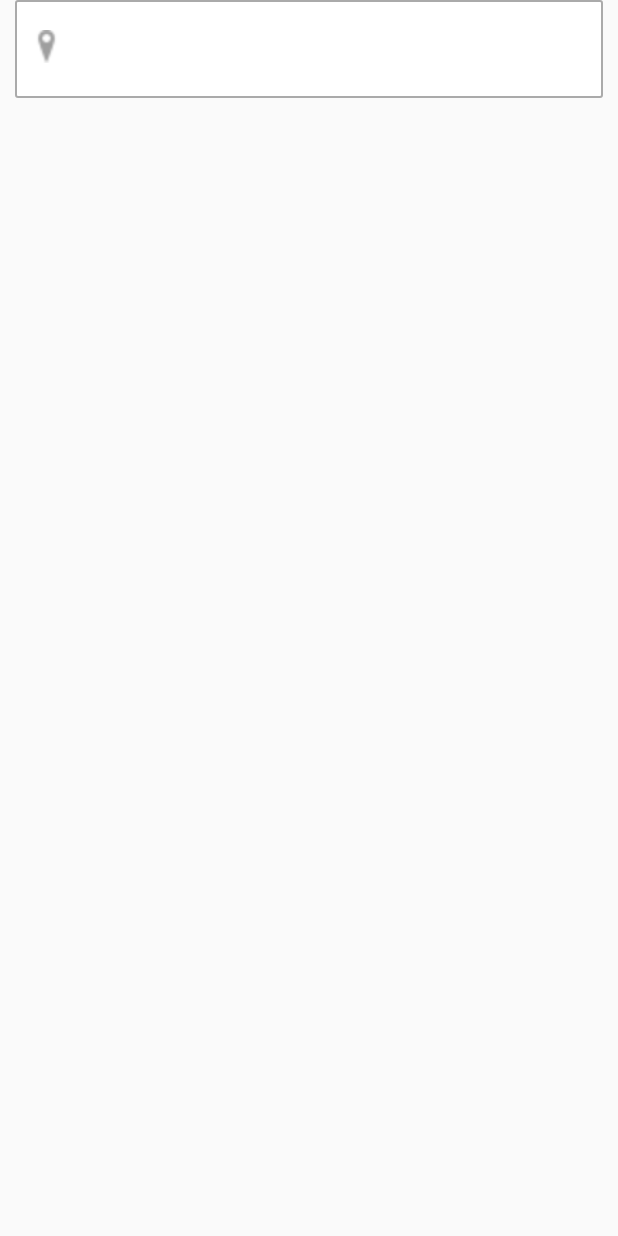
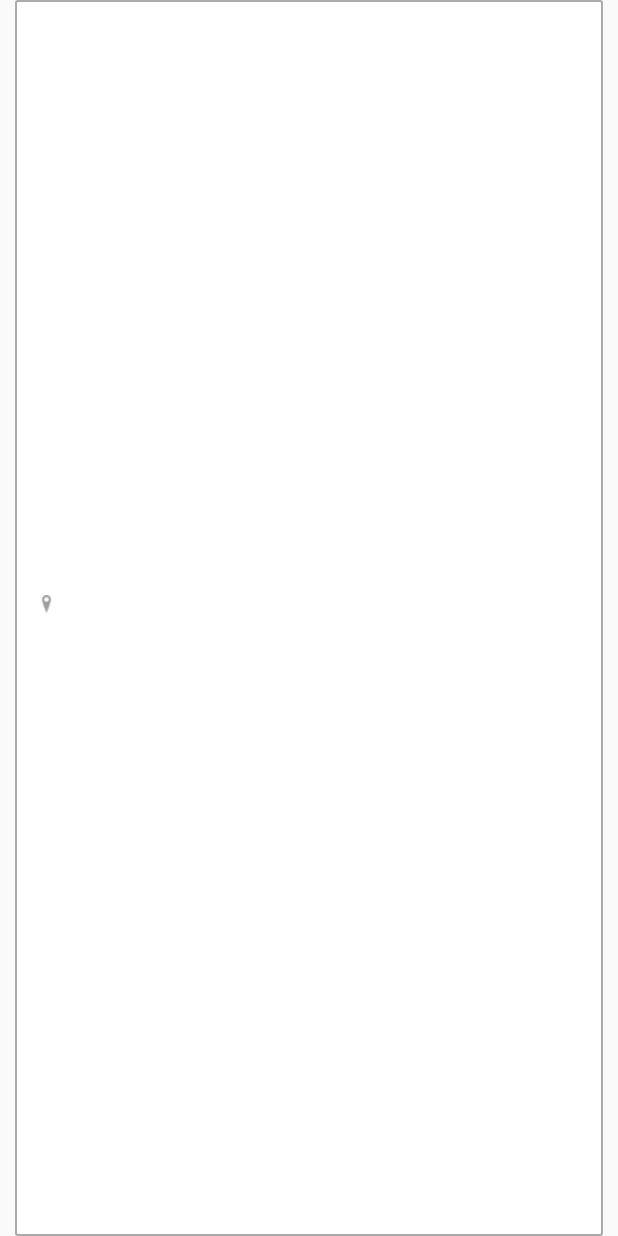
Before and after one commit to srinidhi-shankar/StreetSnax, an Android app: the layout searchview_adapter.xml on its own in the app's theme, with its tools: preview values and no code run, on a phone screen of 412 x 824 dp. Run offline under Robolectric (Android 15) with nearby library versions, the phone set to English and light mode, and no system bars.

Commit message:
reduced the font size

```diff
--- a/app/src/main/AndroidManifest.xml
+++ b/app/src/main/AndroidManifest.xml
@@ -27,6 +27,7 @@
         </activity>
         <activity
             android:name=".LoginActivity"
+            android:screenOrientation="sensorPortrait"
             android:theme="@style/Theme.AppCompat.Light.NoActionBar" />
         <activity
             android:name=".SignupActivity"
--- a/app/src/main/res/layout/searchview_adapter.xml
+++ b/app/src/main/res/layout/searchview_adapter.xml
@@ -2,7 +2,7 @@
 <RelativeLayout xmlns:android="http://schemas.android.com/apk/res/android"
     android:id="@+id/predictedRow"
     android:layout_width="match_parent"
-    android:layout_height="65dp"
+    android:layout_height="match_parent"
     android:layout_centerVertical="true"
     android:layout_marginLeft="10dp"
     android:layout_marginRight="10dp"
@@ -12,21 +12,21 @@
     <ImageView
         android:id="@+id/image"
         android:layout_width="22dp"
-        android:layout_height="22dp"
+        android:layout_height="12dp"
         android:layout_marginLeft="10dp"
-        android:layout_marginTop="20dp"
+        android:layout_marginTop="8dp"
         android:src="@drawable/location_pointer" />
 
     <TextView
         android:id="@+id/address"
         android:layout_width="match_parent"
-        android:layout_height="40dp"
-        android:layout_marginBottom="20dp"
-        android:layout_marginLeft="20dp"
-        android:layout_marginRight="20dp"
-        android:layout_marginTop="22dp"
+        android:layout_height="30dp"
+        android:layout_marginBottom="8dp"
+        android:layout_marginLeft="10dp"
+        android:layout_marginRight="10dp"
+        android:layout_marginTop="8dp"
         android:layout_toRightOf="@+id/image"
         android:textColor="#000"
-        android:textSize="15sp" />
+        android:textSize="10sp" />
 
 </RelativeLayout>
```
